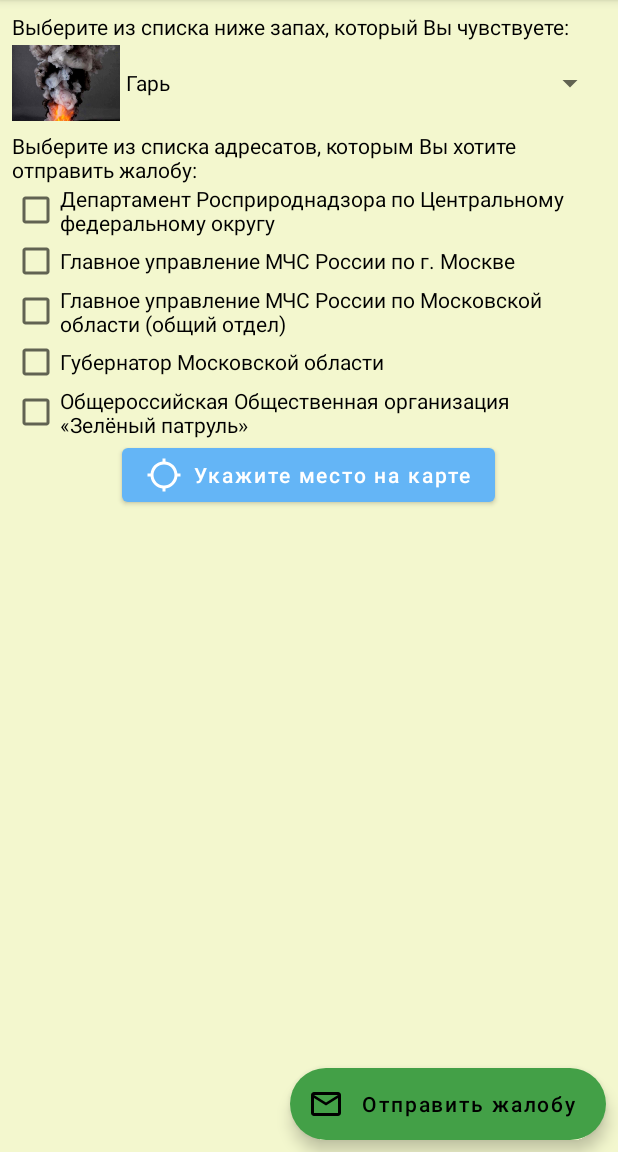
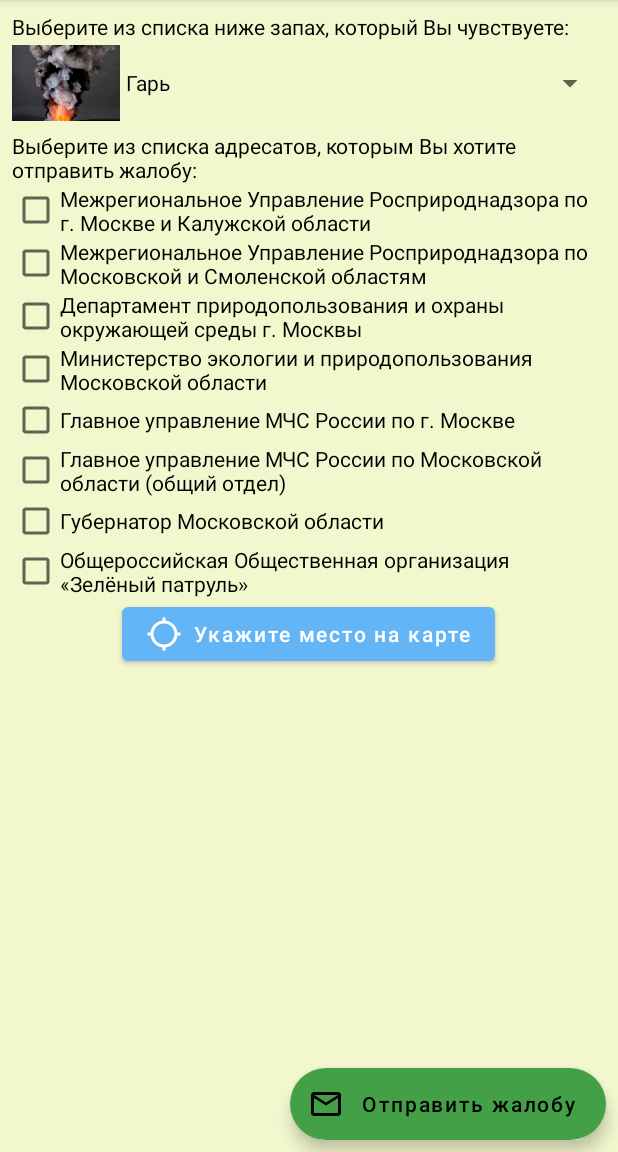
Before and after one commit to sewerina/reek, an Android app: the screen it shows after launch (MainActivity), on a phone screen of 412 x 824 dp, the part 84-1236 px from its top. Run offline under Robolectric (Android 15) with nearby library versions, the phone set to English and light mode, and no system bars; our stand-ins replace Volley.

Commit message:
add new emails

```diff
--- a/app/src/main/java/com/github/sewerina/reek/model/RecipientList.java
+++ b/app/src/main/java/com/github/sewerina/reek/model/RecipientList.java
@@ -4,10 +4,13 @@ import java.util.ArrayList;
 
 public class RecipientList extends ArrayList<Recipient> {
     public RecipientList() {
-        add(new Recipient("Департамент Росприроднадзора по Центральному федеральному округу","rpn77@rpn.gov.ru"));
-        add(new Recipient("Главное управление МЧС России по г. Москве","gu_moscov@mchs.gov.ru"));
-        add(new Recipient("Главное управление МЧС России по Московской области (общий отдел)","obshiy_mchs_mo@mail.ru"));
-        add(new Recipient("Губернатор Московской области","andreyvorobiev@mosreg.ru"));
-        add(new Recipient("Общероссийская Общественная организация «Зелёный патруль»","russia@greenpatrol.ru"));
+        add(new Recipient("Межрегиональное Управление Росприроднадзора по г. Москве и Калужской области", "rpn77@rpn.gov.ru"));
+        add(new Recipient("Межрегиональное Управление Росприроднадзора по Московской и Смоленской областям", "rpn67@rpn.gov.ru"));
+        add(new Recipient("Департамент природопользования и охраны окружающей среды г. Москвы", "depmospriroda@mos.ru"));
+        add(new Recipient("Министерство экологии и природопользования Московской области", "minecology@mosreg.ru"));
+        add(new Recipient("Главное управление МЧС России по г. Москве", "gu_moscov@mchs.gov.ru"));
+        add(new Recipient("Главное управление МЧС России по Московской области (общий отдел)", "obshiy_mchs_mo@mail.ru"));
+        add(new Recipient("Губернатор Московской области", "andreyvorobiev@mosreg.ru"));
+        add(new Recipient("Общероссийская Общественная организация «Зелёный патруль»", "russia@greenpatrol.ru"));
     }
 }
--- a/app/src/main/res/layout/activity_main.xml
+++ b/app/src/main/res/layout/activity_main.xml
@@ -2,6 +2,7 @@
 
 <androidx.coordinatorlayout.widget.CoordinatorLayout xmlns:android="http://schemas.android.com/apk/res/android"
     xmlns:app="http://schemas.android.com/apk/res-auto"
+    xmlns:tools="http://schemas.android.com/tools"
     android:layout_width="match_parent"
     android:layout_height="match_parent">
 
@@ -9,7 +10,7 @@
         android:layout_width="match_parent"
         android:layout_height="match_parent">
 
-        <LinearLayout xmlns:tools="http://schemas.android.com/tools"
+        <LinearLayout
             android:id="@+id/main_linearLayout"
             android:layout_width="match_parent"
             android:layout_height="wrap_content"
@@ -80,6 +81,11 @@
 
             </com.google.android.material.card.MaterialCardView>
 
+            <View
+                android:layout_width="match_parent"
+                android:background="@android:color/transparent"
+                android:layout_height="72dp"/>
+
         </LinearLayout>
 
     </ScrollView>
```
